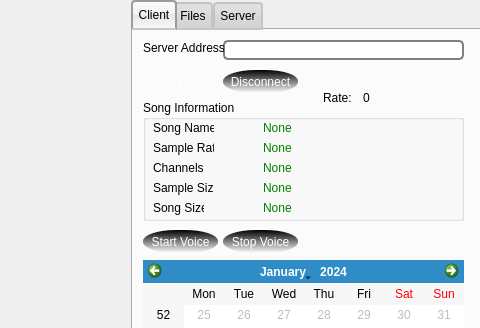
Old version of the form mainwindow.ui in the repository warren80/comaudio; both pictures show x 189 to 669 and y 0 to 328 of the 669 by 440 pixel window.
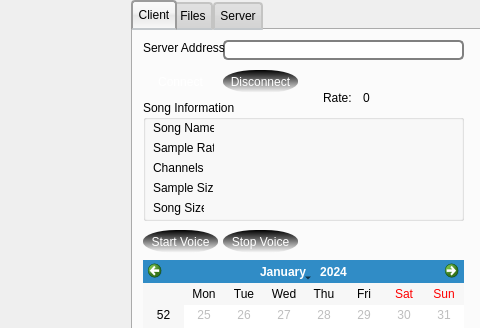
New version of the form. Icons and pictures are not drawn.

Commit message: clients receive song info to gui

What changed in the file:
```diff
--- a/mainwindow.ui
+++ b/mainwindow.ui
@@ -317,7 +317,7 @@
         <string notr="true">color: green;</string>
        </property>
        <property name="text">
-        <string>None</string>
+        <string/>
        </property>
       </widget>
       <widget class="QLabel" name="sampleRateText">
@@ -333,7 +333,7 @@
         <string notr="true">color: green;</string>
        </property>
        <property name="text">
-        <string>None</string>
+        <string/>
        </property>
       </widget>
       <widget class="QLabel" name="channelsText">
@@ -349,7 +349,7 @@
         <string notr="true">color: green;</string>
        </property>
        <property name="text">
-        <string>None</string>
+        <string/>
        </property>
       </widget>
       <widget class="QLabel" name="sampleSizeText">
@@ -365,7 +365,7 @@
         <string notr="true">color: green;</string>
        </property>
        <property name="text">
-        <string>None</string>
+        <string/>
        </property>
       </widget>
       <widget class="QLabel" name="songSizeText">
@@ -381,7 +381,7 @@
         <string notr="true">color: green;</string>
        </property>
        <property name="text">
-        <string>None</string>
+        <string/>
        </property>
       </widget>
      </widget>
```
The commit also changes 5 other files.
